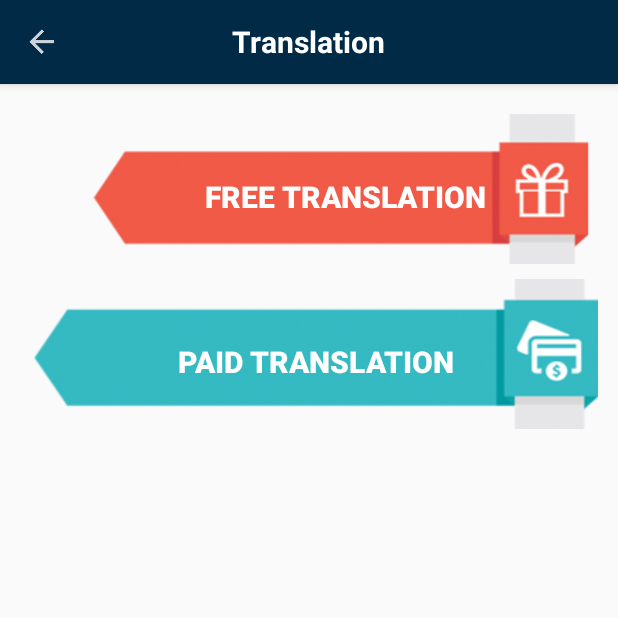
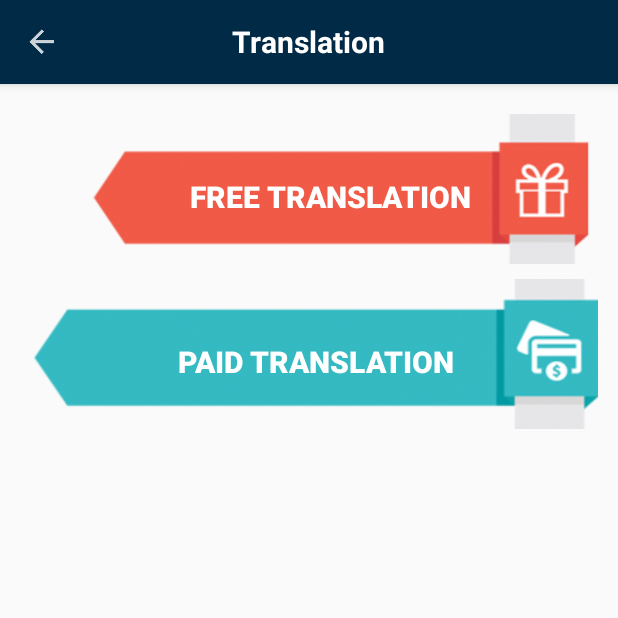
Before and after one commit to FreeLancerProjects/ScientificResearch, an Android app: the TranslateActivity screen opened directly, with no data from a screen before it, on a phone screen of 412 x 824 dp, the top half of it. Run offline under Robolectric (Android 15) with nearby library versions, the phone set to English and light mode, and no system bars; our stand-ins replace data binding; libraries missing offline, so code that uses them is left out: me.anwarshahriar.calligrapher; 2 statements that could not run were skipped.

Commit message:
init comment

```diff
--- a/app/build.gradle
+++ b/app/build.gradle
@@ -6,8 +6,8 @@ android {
         applicationId "com.semicolon.scientificresearch"
         minSdkVersion 16
         targetSdkVersion 27
-        versionCode 6
-        versionName "1.5"
+        versionCode 7
+        versionName "1.6"
         testInstrumentationRunner "android.support.test.runner.AndroidJUnitRunner"
     }
     buildTypes {
--- a/app/src/main/res/layout/activity_home.xml
+++ b/app/src/main/res/layout/activity_home.xml
@@ -287,7 +287,7 @@
                                 android:gravity="center"
                                 android:paddingRight="45dp"
                                 android:onClick="@{event::onClickListener}"
-                                android:textSize="13sp"
+                                android:textSize="11sp"
 
                                 />
 
--- a/app/src/main/res/layout/activity_translate.xml
+++ b/app/src/main/res/layout/activity_translate.xml
@@ -81,9 +81,10 @@
         android:layout_marginRight="25dp"
         android:layout_marginLeft="50dp"
         android:layout_marginTop="20dp"
+        android:paddingEnd="20dp"
         android:onClick="@{event::onClickListener}"
 
-        />
+        tools:ignore="RtlCompat" />
     <Button
         android:id="@+id/paidTransBtn"
         android:layout_width="match_parent"
```
